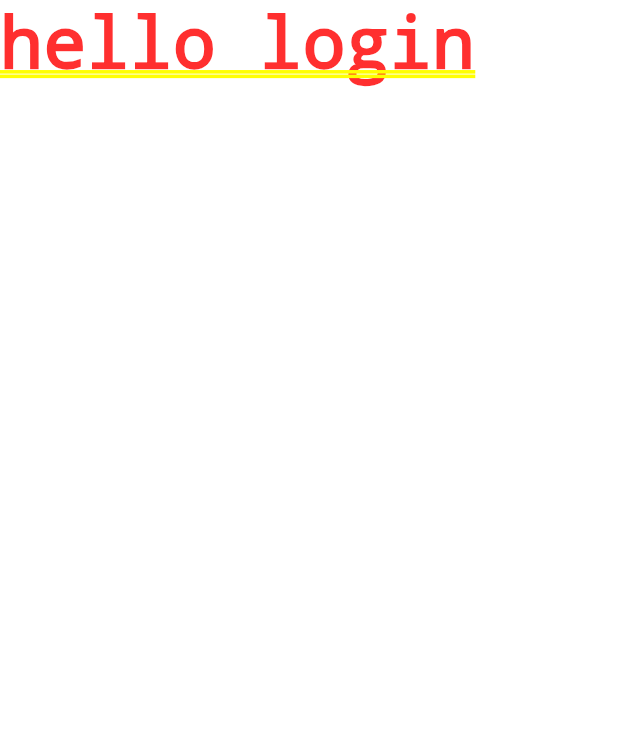
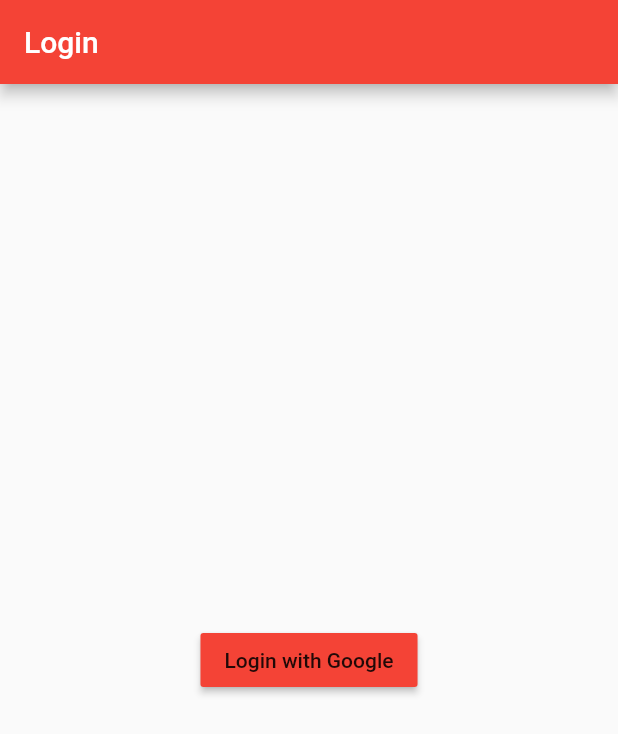
Before and after one commit to lohanidamodar/flutter_fire_login, a Flutter app: the screen it shows after launch, on a phone screen of 412 x 824 dp. Shown: the top 734 px of the screen. Run offline on Flutter 3.47's test engine with Material 2 defaults, Android fonts, the phone set to English and light mode, and no system bars; our stand-ins replace firebase_auth, google_sign_in; accounts and stored records are empty.

Commit message:
google signin using firebase auth and google signin plugin

```diff
--- a/lib/main.dart
+++ b/lib/main.dart
@@ -1,5 +1,8 @@
 import 'package:flutter/material.dart';
-import 'package:flutter_fire_login/screens/usermanage.dart';
+import 'package:firebase_auth/firebase_auth.dart';
+import 'package:flutter_fire_login/screens/login.dart';
+import 'package:flutter_fire_login/screens/main.dart';
+import 'package:flutter_fire_login/screens/splash.dart';
 
 void main() => runApp(MyApp());
 
@@ -7,12 +10,30 @@ class MyApp extends StatelessWidget {
   // This widget is the root of your application.
   @override
   Widget build(BuildContext context) {
-    return MaterialApp(
-      title: 'Flutter Demo',
+    return new MaterialApp(
+      title: "Flutter Firebase Auth",
       theme: ThemeData(
-        primarySwatch: Colors.blue,
+        primarySwatch: Colors.red
       ),
-      home: UserManagePage(),
+      home: _handleCurrentScreen(),
     );
   }
+
+  Widget _handleCurrentScreen() {
+    return new StreamBuilder<FirebaseUser>(
+      stream: FirebaseAuth.instance.onAuthStateChanged,
+      builder: (BuildContext context, snapshot) {
+        if (snapshot.connectionState == ConnectionState.waiting) {
+          return new SplashScreen();
+        } else {
+          if (snapshot.hasData) {
+            return new MainScreen(
+                uid: snapshot.data.uid);
+          }
+          return new LoginScreen();
+        }
+      }
+    );
 }
+
+}
--- /dev/null
+++ b/lib/screens/login.dart
@@ -0,0 +1,37 @@
+import 'package:flutter/material.dart';
+import 'package:google_sign_in/google_sign_in.dart';
+import 'package:firebase_auth/firebase_auth.dart';
+
+class LoginScreen extends StatelessWidget {
+  GoogleSignIn googleSignIn = GoogleSignIn();
+  FirebaseAuth firebaseAuth = FirebaseAuth.instance;
+
+  @override
+    Widget build(BuildContext context) {
+      return Scaffold(
+        appBar: AppBar(
+          title: Text("Login"),
+        ),
+        body: Center(
+          child: RaisedButton(
+            color: Colors.red,
+            onPressed: _authenticateWithGoogle,
+            child: Text("Login with Google"),
+          ),
+        )
+      );
+    }
+
+  void _authenticateWithGoogle() async {
+    final GoogleSignInAccount googleUser = await googleSignIn.signIn();
+    final GoogleSignInAuthentication googleAuth =
+            await googleUser.authentication;
+    final FirebaseUser user = await
+            firebaseAuth.signInWithGoogle(
+      accessToken: googleAuth.accessToken,
+      idToken: googleAuth.idToken,
+    );
+    // do something with signed-in user
+  }
+
+}
--- a/lib/screens/usermanage.dart
+++ /dev/null
@@ -1,16 +0,0 @@
-import 'package:flutter/material.dart';
-
-class UserManagePage extends StatefulWidget {
-  @override
-  _UserManagePageState createState() {
-    return new _UserManagePageState();
-  }
-}
-
-class _UserManagePageState extends State<UserManagePage> {
-  @override
-    Widget build(BuildContext context) {
-      return Text("hello login");
-    }
-
-}
```
Also changed, not shown: lib/screens/main.dart (added, +30 -0 lines), lib/screens/splash.dart (added, +11 -0 lines), 1 other file.
